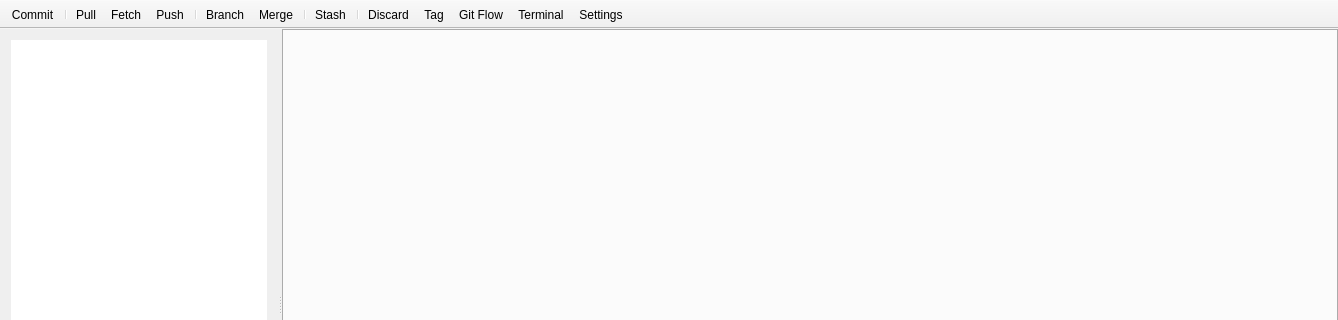
This is qgitmastermainwindow.ui in bokic/gitmaster as Qt 5 draws it before an edit; both pictures show x 0 to 1338 and y 0 to 320 of the 1338 by 600 pixel window. The edited form follows.
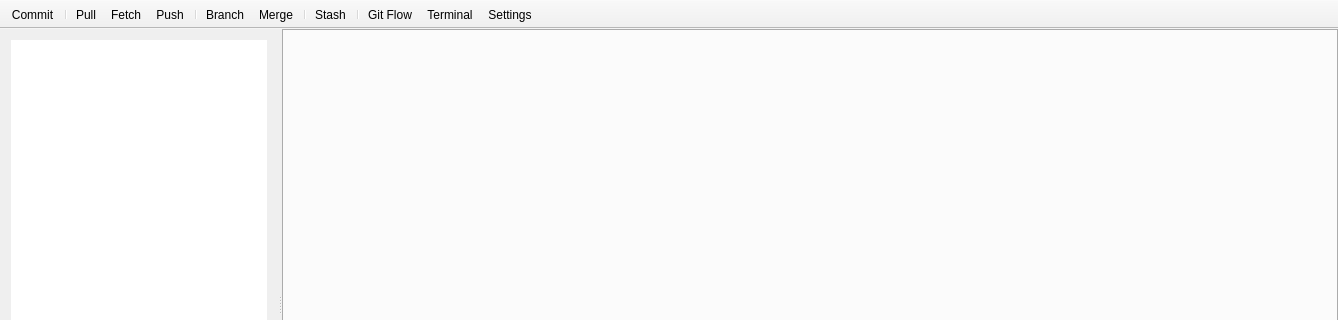
This is the edited form. Icons and pictures are not drawn. Custom widgets are drawn as their Qt base class.

Commit message: Remove Discard and Tag main window actions.

Diff of the .ui file:
```diff
--- a/qgitmastermainwindow.ui
+++ b/qgitmastermainwindow.ui
@@ -181,8 +181,6 @@
    <addaction name="separator"/>
    <addaction name="actionStash"/>
    <addaction name="separator"/>
-   <addaction name="actionDiscard"/>
-   <addaction name="actionTag"/>
    <addaction name="actionGit_Flow"/>
    <addaction name="actionTerminal"/>
    <addaction name="actionSettings"/>
@@ -197,15 +195,6 @@
     <string>Commit</string>
    </property>
   </action>
-  <action name="actionDiscard">
-   <property name="icon">
-    <iconset resource="resource.qrc">
-     <normaloff>:/toolbar/discard</normaloff>:/toolbar/discard</iconset>
-   </property>
-   <property name="text">
-    <string>Discard</string>
-   </property>
-  </action>
   <action name="actionStash">
    <property name="icon">
     <iconset resource="resource.qrc">
@@ -260,15 +249,6 @@
     <string>Merge</string>
    </property>
   </action>
-  <action name="actionTag">
-   <property name="icon">
-    <iconset resource="resource.qrc">
-     <normaloff>:/toolbar/tag</normaloff>:/toolbar/tag</iconset>
-   </property>
-   <property name="text">
-    <string>Tag</string>
-   </property>
-  </action>
   <action name="actionGit_Flow">
    <property name="icon">
     <iconset resource="resource.qrc">
```
The commit also changes 5 other files.
